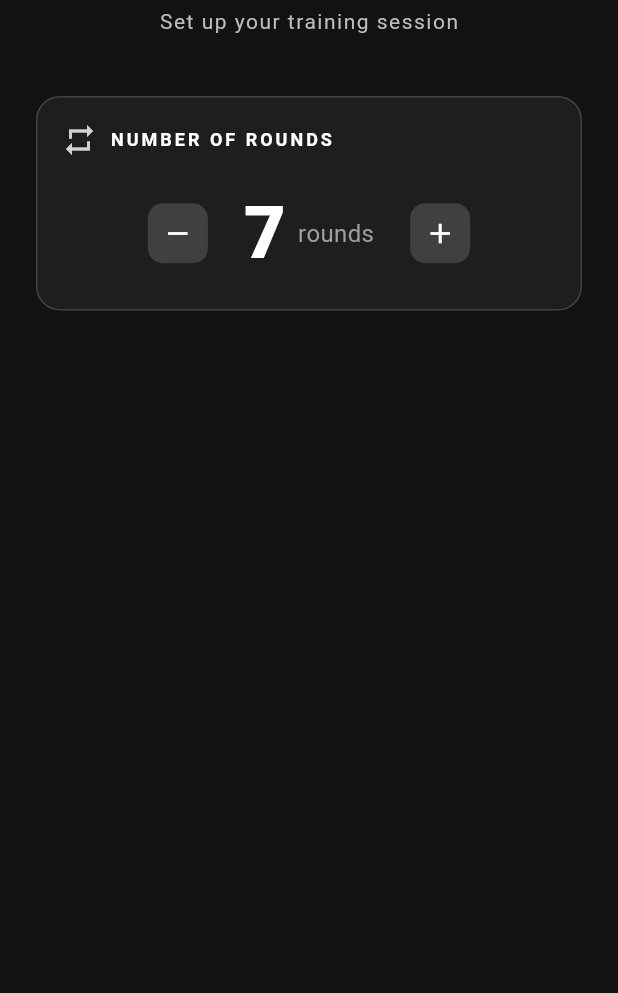
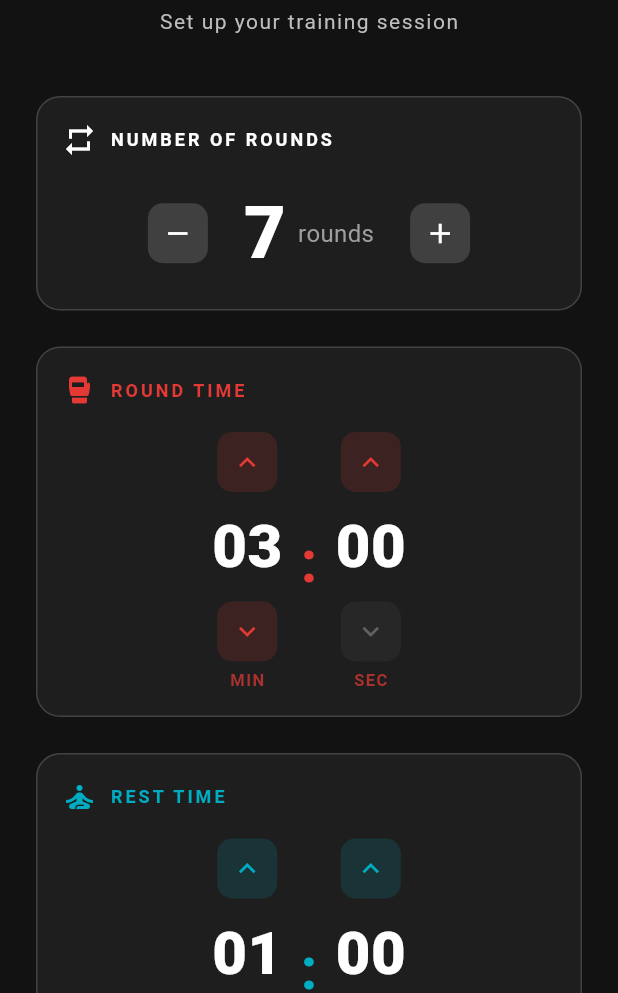
Before and after one commit to jamal-dev-work/boxing_timer_app, a Flutter app: the screen it shows after launch, on a phone screen of 412 x 824 dp, the part 243-1236 px from its top. Run offline on Flutter 3.47's test engine with Material 3 defaults, Android fonts, the phone set to English and light mode, and no system bars.

Commit message:
feat: enhance timer functionality with increment/decrement methods for rounds and rest times

```diff
--- a/lib/provider/provider_model.dart
+++ b/lib/provider/provider_model.dart
@@ -26,36 +26,61 @@ class ProviderModel extends ChangeNotifier {
     }
   }
 
-  // void incrementRoundMinutes()
-  // {
-  //   roundMinutes++;
-  //   notifyListeners();
+  void incrementRoundMinutes()
+  {
+    roundMinutes++;
+    notifyListeners();
 
-  // }
+  }
 
-  // void decrementRoundMinutes()
-  // {
-  //   if (roundMinutes > 0)
-  //   {
-  //     roundMinutes--;
-  //     notifyListeners();
-  //   }
-  // }
+  void decrementRoundMinutes()
+  {
+    if (roundMinutes > 0)
+    {
+      roundMinutes--;
+      notifyListeners();
+    }
+  }
 
-  // void incrementRoundSeconds()
-  // {
+  void incrementRoundSeconds()
+  {
 
-  //   roundSeconds++;
-  //   notifyListeners();
+    roundSeconds++;
+    notifyListeners();
 
-  // }
+  }
 
-  // void decrementRoundSeconds()
-  // {
-  //   if (roundSeconds > 0)
-  //   {
-  //     roundSeconds--;
-  //     notifyListeners();
-  //   }
-  // }
+  void decrementRoundSeconds()
+  {
+    if (roundSeconds > 0)
+    {
+      roundSeconds--;
+      notifyListeners();
+    }
+  }
+  void incrementRestMinutes()
+  {
+    restMinutes++;
+    notifyListeners();
+  }
+  void decrementRestMinutes()
+  {
+    if (restMinutes > 0)
+    {
+      restMinutes--;
+      notifyListeners();
+    }
+  }
+  void incrementRestSeconds()
+  {
+    restSeconds++;
+    notifyListeners();
+  }
+  void decrementRestSeconds()
+  {
+    if (restSeconds > 0)     {
+      restSeconds--;
+      notifyListeners();
+    }
+  }
 }
--- /dev/null
+++ b/lib/screens/timer_screen.dart
@@ -0,0 +1,10 @@
+import 'package:flutter/material.dart';
+
+class TimerScreen extends StatelessWidget {
+  const TimerScreen({super.key});
+
+  @override
+  Widget build(BuildContext context) {
+    return const SizedBox();
+  }
+}
--- a/lib/widgets/list_timer.dart
+++ b/lib/widgets/list_timer.dart
@@ -1,8 +1,11 @@
+import 'package:boxing_timer_app/screens/timer_screen.dart';
+import 'package:flutter/material.dart';
+import 'package:provider/provider.dart';
+
 import 'package:boxing_timer_app/provider/provider_model.dart';
 import 'package:boxing_timer_app/widgets/round_picker.dart';
 import 'package:boxing_timer_app/widgets/section_card.dart';
-import 'package:flutter/material.dart';
-import 'package:provider/provider.dart';
+import 'package:boxing_timer_app/widgets/time_picker.dart';
 
 class ListTimer extends StatelessWidget {
   const ListTimer({super.key});
@@ -24,8 +27,84 @@ class ListTimer extends StatelessWidget {
             min: 1,
             max: 20,
           )
+        ),
+        SizedBox(height: 24),
+        SectionCard
+        (
+          title: 'ROUND TIME',
+          icon: Icons.sports_mma,
+          color: const Color(0xFFE53935),
+          child: TimePicker
+          (
+            minutes: context.watch<ProviderModel>().roundMinutes,
+            seconds: context.watch<ProviderModel>().roundSeconds,
+            color: const Color(0xFFE53935),
+            incrementRoundMinutes: context.read<ProviderModel>().incrementRoundMinutes,
+            decrementRoundMinutes: context.read<ProviderModel>().decrementRoundMinutes,
+            incrementRoundSeconds: context.read<ProviderModel>().incrementRoundSeconds,
+            decrementRoundSeconds: context.read<ProviderModel>().decrementRoundSeconds,
           )
+        ),
+        SizedBox(height: 24),
+        SectionCard
+        (
+          title: 'REST TIME',
+          icon: Icons.self_improvement,
+          color: const Color(0xFF00ACC1),
+          child: TimePicker
+          (
+            minutes: context.watch<ProviderModel>().restMinutes,
+            seconds: context.watch<ProviderModel>().restSeconds,
+            color: const Color(0xFF00ACC1),
+            incrementRoundMinutes: context.read<ProviderModel>().incrementRestMinutes,
+            decrementRoundMinutes: context.read<ProviderModel>().decrementRestMinutes,
+            incrementRoundSeconds: context.read<ProviderModel>().incrementRestSeconds,
+            decrementRoundSeconds: context.read<ProviderModel>().decrementRestSeconds,
+          )
+        ),
+
+                      const SizedBox(height: 32),
+
+              // Start Button
+              SizedBox(
+                width: double.infinity,
+                height: 60,
+                child: ElevatedButton(
+                  onPressed: () => Navigator.push(context, MaterialPageRoute(builder: (context) => const TimerScreen())),
+                  style: ElevatedButton.styleFrom(
+                    backgroundColor: const Color(0xFFE53935),
+                    foregroundColor: Colors.white,
+                    shape: RoundedRectangleBorder(
+                      borderRadius: BorderRadius.circular(16),
+                    ),
+                    elevation: 8,
+                    shadowColor: const Color(0xFFE53935).withValues(alpha: .5),
+                  ),
+                  child: const Row(
+                    mainAxisAlignment: MainAxisAlignment.center,
+                    children: [
+                      Icon(Icons.play_arrow_rounded, size: 28),
+                      SizedBox(width: 8),
+                      Text(
+                        'START TRAINING',
+                        style: TextStyle(
+                          fontSize: 18,
+                          fontWeight: FontWeight.w800,
+                          letterSpacing: 2,
+                        ),
+                      ),
+                    ],
+                  ),
+                ),
+              ),
             ],
           );
   }
+
+
   }
+
+//       ],
+//     );
+//   }
+// }
--- a/lib/widgets/section_card.dart
+++ b/lib/widgets/section_card.dart
@@ -37,7 +37,7 @@ class SectionCard extends StatelessWidget {
             mainAxisAlignment: MainAxisAlignment.start,
             children:
             [
-              Icon(icon!, color: Colors.white.withValues(alpha: 0.8)),
+              Icon(icon!, color: color!),
               const SizedBox(width: 8),
               Text
               (title!, style: TextStyle
--- /dev/null
+++ b/lib/widgets/time_picker.dart
@@ -0,0 +1,61 @@
+import 'package:boxing_timer_app/widgets/time_unit.dart';
+import 'package:flutter/material.dart';
+
+class TimePicker extends StatelessWidget {
+  final int minutes;
+  final int seconds;
+  final Color color;
+  final VoidCallback incrementRoundMinutes;
+  final VoidCallback decrementRoundMinutes;
+  final VoidCallback incrementRoundSeconds;
+  final VoidCallback decrementRoundSeconds;
+  const TimePicker
+  (
+    {
+      super.key,
+      required this.minutes,
+      required this.seconds,
+      required this.color,
+      required this.incrementRoundMinutes,
+      required this.decrementRoundMinutes,
+      required this.incrementRoundSeconds,
+      required this.decrementRoundSeconds
+    }
+  );
+
+  @override
+  Widget build(BuildContext context) {
+    return Row(
+      mainAxisAlignment: MainAxisAlignment.center,
+      children: [
+        TimeUnit(
+          label: 'MIN',
+          value: minutes,
+          max: 59,
+          accentColor: color,
+          increment: incrementRoundMinutes,
+          decrement: decrementRoundMinutes,
+        ),
+        Padding(
+          padding: const EdgeInsets.symmetric(horizontal: 12),
+          child: Text(
+            ':',
+            style: TextStyle(
+              fontSize: 40,
+              fontWeight: FontWeight.bold,
+              color: color,
+            ),
+          ),
+        ),
+        TimeUnit(
+          label: 'SEC',
+          value: seconds,
+          max: 59,
+          accentColor: color,
+          increment: incrementRoundSeconds,
+          decrement: decrementRoundSeconds,
+        ),
+      ],
+    );
+  }
+}
--- /dev/null
+++ b/lib/widgets/time_unit.dart
@@ -0,0 +1,60 @@
+import 'package:boxing_timer_app/widgets/step_buttom.dart';
+import 'package:flutter/material.dart';
+
+class TimeUnit extends StatelessWidget {
+  final String label;
+  final int value;
+  final int max;
+  final Color accentColor;
+  final VoidCallback? decrement;
+  final VoidCallback? increment;
+
+  const TimeUnit({
+    super.key,
+    required this.label,
+    required this.value,
+    required this.max,
+    required this.accentColor,
+    required this.decrement,
+    required this.increment,
+  });
+
+  @override
+  Widget build(BuildContext context) {
+    return Column(
+      children: [
+        StepButton(
+          icon: Icons.keyboard_arrow_up,
+          onTap: value < max ? increment : null,
+          color: accentColor,
+        ),
+        Padding(
+          padding: const EdgeInsets.symmetric(vertical: 8),
+          child: Text(
+            value.toString().padLeft(2, '0'),
+            style: const TextStyle(
+              fontSize: 40,
+              fontWeight: FontWeight.w900,
+              color: Colors.white,
+            ),
+          ),
+        ),
+        StepButton(
+          icon: Icons.keyboard_arrow_down,
+          onTap: value > 0 ? decrement : null,
+          color: accentColor,
+        ),
+        const SizedBox(height: 4),
+        Text(
+          label,
+          style: TextStyle(
+            fontSize: 11,
+            color: accentColor.withValues(alpha: 0.7),
+            fontWeight: FontWeight.w700,
+            letterSpacing: 1,
+          ),
+        ),
+      ],
+    );
+  }
+}
```
Lines whose indentation alone changed are shown as unchanged.
